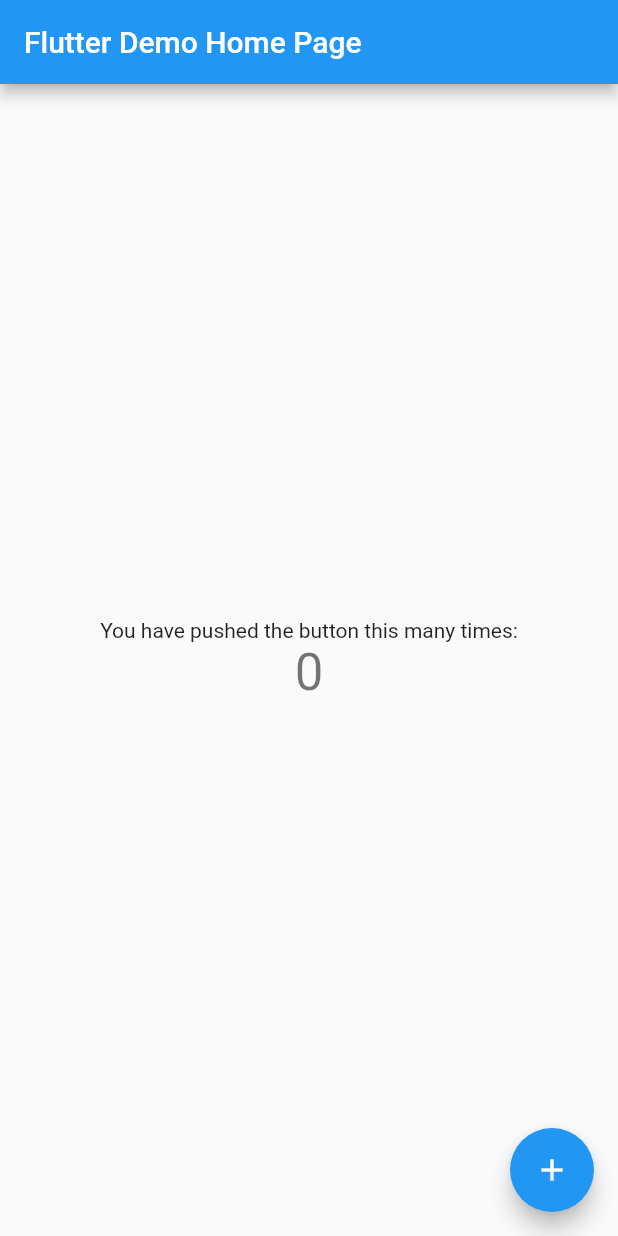
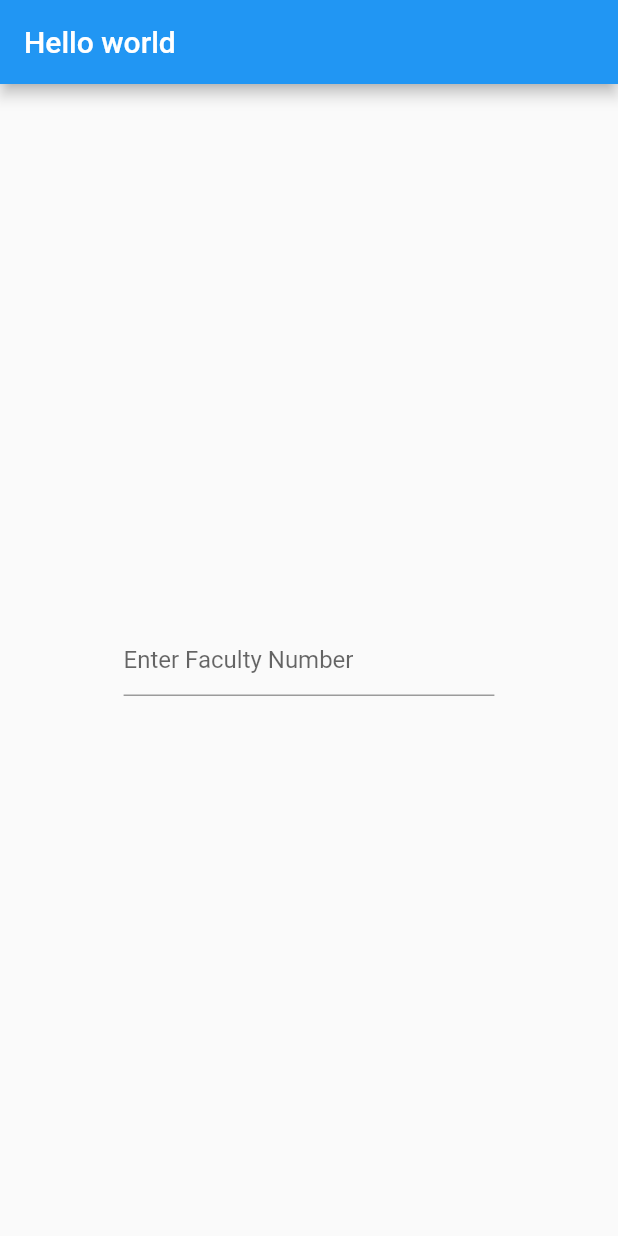
Before and after one commit to msharibahmed/buddies_result2, a Flutter app: the screen it shows after launch, on a phone screen of 412 x 824 dp. Run offline on Flutter 3.47's test engine with Material 2 defaults, Android fonts, the phone set to English and light mode, and no system bars; statements that could not run were skipped.

Commit message:
frst cmmt

```diff
--- a/lib/main.dart
+++ b/lib/main.dart
@@ -1,117 +1,20 @@
 import 'package:flutter/material.dart';
+
+import 'screens/home.dart';
 
 void main() {
   runApp(MyApp());
 }
 
 class MyApp extends StatelessWidget {
-  // This widget is the root of your application.
   @override
   Widget build(BuildContext context) {
     return MaterialApp(
       title: 'Flutter Demo',
       theme: ThemeData(
-        // This is the theme of your application.
-        //
-        // Try running your application with "flutter run". You'll see the
-        // application has a blue toolbar. Then, without quitting the app, try
-        // changing the primarySwatch below to Colors.green and then invoke
-        // "hot reload" (press "r" in the console where you ran "flutter run",
-        // or simply save your changes to "hot reload" in a Flutter IDE).
-        // Notice that the counter didn't reset back to zero; the application
-        // is not restarted.
         primarySwatch: Colors.blue,
-        // This makes the visual density adapt to the platform that you run
-        // the app on. For desktop platforms, the controls will be smaller and
-        // closer together (more dense) than on mobile platforms.
-        visualDensity: VisualDensity.adaptivePlatformDensity,
       ),
-      home: MyHomePage(title: 'Flutter Demo Home Page'),
+      home: Home(),
     );
   }
 }
-
-class MyHomePage extends StatefulWidget {
-  MyHomePage({Key key, this.title}) : super(key: key);
-
-  // This widget is the home page of your application. It is stateful, meaning
-  // that it has a State object (defined below) that contains fields that affect
-  // how it looks.
-
-  // This class is the configuration for the state. It holds the values (in this
-  // case the title) provided by the parent (in this case the App widget) and
-  // used by the build method of the State. Fields in a Widget subclass are
-  // always marked "final".
-
-  final String title;
-
-  @override
-  _MyHomePageState createState() => _MyHomePageState();
-}
-
-class _MyHomePageState extends State<MyHomePage> {
-  int _counter = 0;
-
-  void _incrementCounter() {
-    setState(() {
-      // This call to setState tells the Flutter framework that something has
-      // changed in this State, which causes it to rerun the build method below
-      // so that the display can reflect the updated values. If we changed
-      // _counter without calling setState(), then the build method would not be
-      // called again, and so nothing would appear to happen.
-      _counter++;
-    });
-  }
-
-  @override
-  Widget build(BuildContext context) {
-    // This method is rerun every time setState is called, for instance as done
-    // by the _incrementCounter method above.
-    //
-    // The Flutter framework has been optimized to make rerunning build methods
-    // fast, so that you can just rebuild anything that needs updating rather
-    // than having to individually change instances of widgets.
-    return Scaffold(
-      appBar: AppBar(
-        // Here we take the value from the MyHomePage object that was created by
-        // the App.build method, and use it to set our appbar title.
-        title: Text(widget.title),
-      ),
-      body: Center(
-        // Center is a layout widget. It takes a single child and positions it
-        // in the middle of the parent.
-        child: Column(
-          // Column is also a layout widget. It takes a list of children and
-          // arranges them vertically. By default, it sizes itself to fit its
-          // children horizontally, and tries to be as tall as its parent.
-          //
-          // Invoke "debug painting" (press "p" in the console, choose the
-          // "Toggle Debug Paint" action from the Flutter Inspector in Android
-          // Studio, or the "Toggle Debug Paint" command in Visual Studio Code)
-          // to see the wireframe for each widget.
-          //
-          // Column has various properties to control how it sizes itself and
-          // how it positions its children. Here we use mainAxisAlignment to
-          // center the children vertically; the main axis here is the vertical
-          // axis because Columns are vertical (the cross axis would be
-          // horizontal).
-          mainAxisAlignment: MainAxisAlignment.center,
-          children: <Widget>[
-            Text(
-              'You have pushed the button this many times:',
-            ),
-            Text(
-              '$_counter',
-              style: Theme.of(context).textTheme.headline4,
-            ),
-          ],
-        ),
-      ),
-      floatingActionButton: FloatingActionButton(
-        onPressed: _incrementCounter,
-        tooltip: 'Increment',
-        child: Icon(Icons.add),
-      ), // This trailing comma makes auto-formatting nicer for build methods.
-    );
-  }
-}
--- /dev/null
+++ b/lib/screens/home.dart
@@ -0,0 +1,36 @@
+import 'package:flutter/material.dart';
+
+class Home extends StatefulWidget {
+  @override
+  _HomeState createState() => _HomeState();
+}
+
+class _HomeState extends State<Home> {
+  final textCtrl = TextEditingController();
+  @override
+  Widget build(BuildContext context) {
+    return Scaffold(
+      resizeToAvoidBottomInset: false,
+      appBar: AppBar(
+        title: Text('Hello world'),
+      ),
+      body: Center(
+        child: Container(
+          width: MediaQuery.of(context).size.width*0.6,
+          child: TextField(
+            decoration: InputDecoration(
+              focusedBorder: OutlineInputBorder(b,BorderSide borderSide = const BorderSide(),
+               BorderRadius borderRadius = const BorderRadius.all(Radius.circular(4.0)), double gapPadding = 4.0),
+              hintText: 'Enter Faculty Number'
+            ),
+
+            controller: TextEditingController(),
+
+
+
+          ),
+        ),
+      ),
+    );
+  }
+}
```
